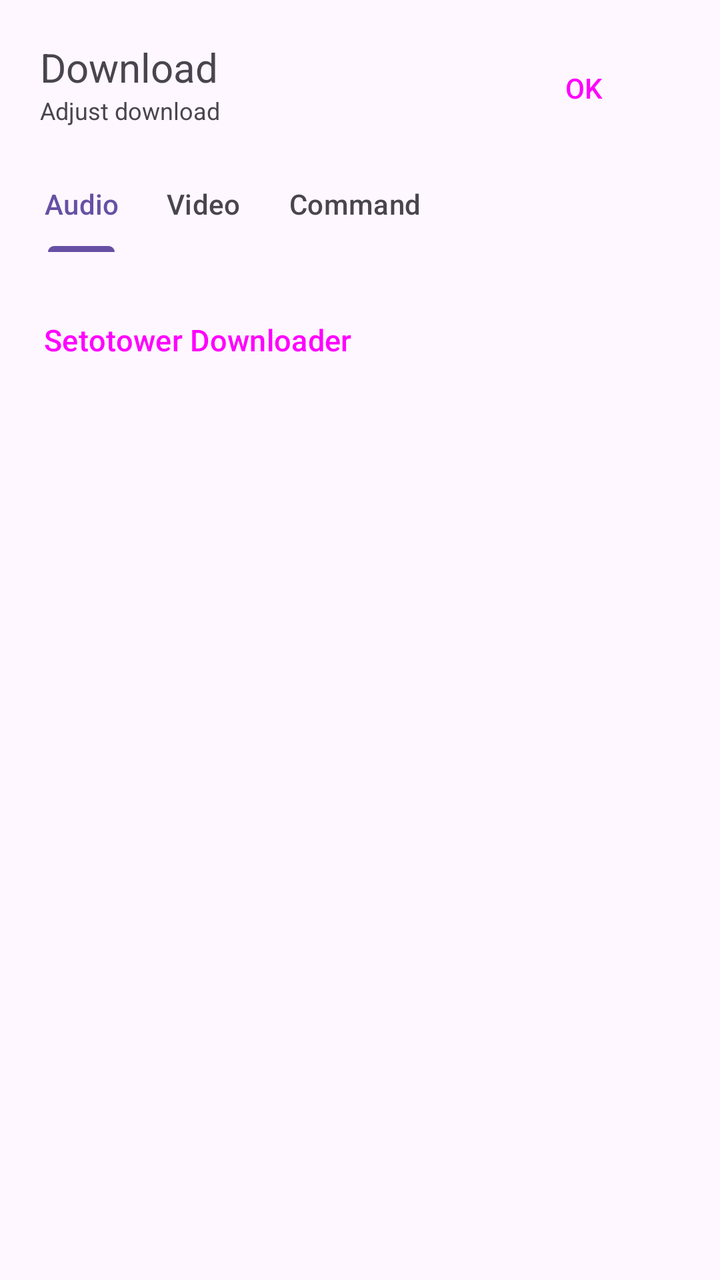
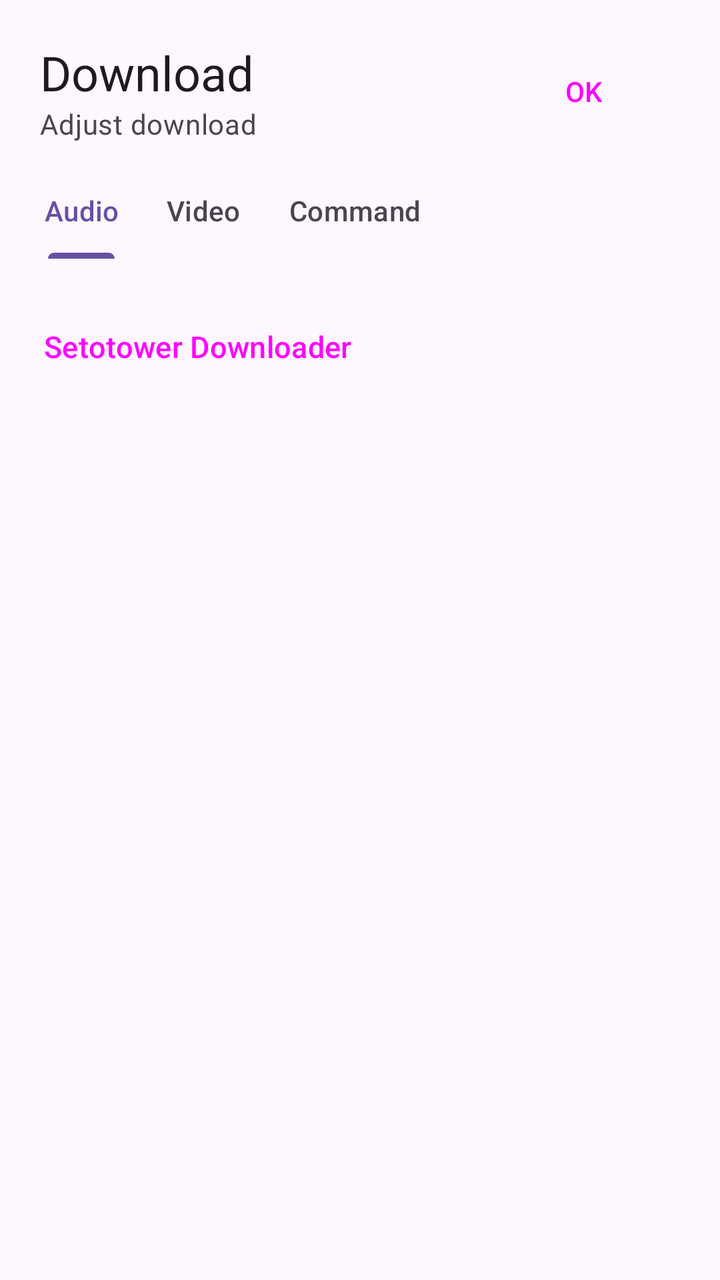

An Android layout rendered at two revisions. The XML below is the earlier revision; the diff shows what the commit changed to produce the second picture.
<!-- AndroidManifest.xml: application theme BaseTheme -->
<!-- res/layout/configure_download_bottom_sheet.xml -->
<?xml version="1.0" encoding="utf-8"?>
<androidx.core.widget.NestedScrollView android:layout_width="match_parent"
    android:scrollbars="none"
    android:orientation="vertical"
    android:layout_height="wrap_content"
    android:fillViewport="true"
    app:layout_constraintEnd_toEndOf="parent"
    app:layout_constraintStart_toStartOf="parent"
    app:layout_constraintTop_toTopOf="parent"
    xmlns:app="http://schemas.android.com/apk/res-auto"
    xmlns:android="http://schemas.android.com/apk/res/android">

    <LinearLayout
        android:layout_width="match_parent"
        android:layout_height="wrap_content"
        android:orientation="vertical"
        app:layout_constraintEnd_toEndOf="parent"
        app:layout_constraintStart_toStartOf="parent"
        app:layout_constraintTop_toTopOf="parent">

        <androidx.constraintlayout.widget.ConstraintLayout
            android:layout_width="match_parent"
            android:layout_height="wrap_content"
            android:layout_marginHorizontal="20dp"
            android:orientation="horizontal"
            android:paddingTop="20dp">

            <TextView
                android:id="@+id/bottom_sheet_title"
                android:layout_width="wrap_content"
                android:layout_height="wrap_content"
                android:text="@string/download"
                android:textSize="20sp"
                app:layout_constraintStart_toStartOf="parent"
                app:layout_constraintTop_toTopOf="parent" />


            <TextView
                android:id="@+id/bottom_sheet_subtitle"
                android:layout_width="wrap_content"
                android:layout_height="wrap_content"
                android:text="@string/configure_download"
                android:textSize="12sp"
                app:layout_constraintStart_toStartOf="parent"
                app:layout_constraintTop_toBottomOf="@+id/bottom_sheet_title" />


            <Button
                android:id="@+id/bottom_sheet_ok"
                style="@style/Widget.Material3.Button.ElevatedButton.Icon"
                android:layout_width="wrap_content"
                android:layout_height="wrap_content"
                android:autoLink="all"
                android:text="@string/ok"
                android:elevation="0dp"
                android:stateListAnimator="@null"
                app:icon="@drawable/ic_check"
                app:layout_constraintBottom_toBottomOf="parent"
                app:layout_constraintEnd_toEndOf="parent"
                app:layout_constraintTop_toTopOf="parent" />


        </androidx.constraintlayout.widget.ConstraintLayout>

        <com.google.android.material.tabs.TabLayout
            android:id="@+id/download_tablayout"
            android:layout_width="match_parent"
            android:layout_height="wrap_content"
            android:layout_margin="10dp"
            android:backgroundTint="@android:color/transparent"
            app:tabGravity="fill"
            app:tabMinWidth="0dp"
            app:tabMode="scrollable">

            <com.google.android.material.tabs.TabItem
                android:layout_width="wrap_content"
                android:layout_height="match_parent"
                android:text="@string/audio" />

            <com.google.android.material.tabs.TabItem
                android:layout_width="wrap_content"
                android:layout_height="match_parent"
                android:text="@string/video" />

            <com.google.android.material.tabs.TabItem
                android:layout_width="wrap_content"
                android:layout_height="match_parent"
                android:text="@string/command" />


        </com.google.android.material.tabs.TabLayout>

        <androidx.viewpager2.widget.ViewPager2
            android:id="@+id/download_viewpager"
            android:layout_width="match_parent"
            android:layout_height="wrap_content" />

        <androidx.constraintlayout.widget.ConstraintLayout
            android:layout_width="match_parent"
            android:layout_height="wrap_content">

            <Button
                android:id="@+id/bottom_sheet_link"
                style="@style/Widget.Material3.Button.TextButton.Icon"
                android:layout_width="0dp"
                android:layout_height="wrap_content"
                android:layout_margin="10dp"
                android:singleLine="true"
                android:text="@string/app_name"
                android:textAlignment="textStart"
                android:textSize="15sp"
                app:icon="@drawable/ic_link"
                app:layout_constraintBottom_toBottomOf="parent"
                app:layout_constraintEnd_toStartOf="@+id/bottomsheet_incognito"
                app:layout_constraintStart_toStartOf="parent"
                app:layout_constraintTop_toTopOf="parent" />

            <Button
                android:id="@+id/bottomsheet_incognito"
                style="@style/Widget.Material3.Button.IconButton.Filled"
                android:layout_width="wrap_content"
                android:layout_height="wrap_content"
                android:layout_margin="10dp"
                android:contentDescription="@string/incognito"
                app:icon="@drawable/ic_incognito_backgroundless"
                android:alpha="0.3"
                app:layout_constraintBottom_toBottomOf="parent"
                app:layout_constraintEnd_toEndOf="parent"
                app:layout_constraintTop_toTopOf="parent" />

        </androidx.constraintlayout.widget.ConstraintLayout>

    </LinearLayout>



</androidx.core.widget.NestedScrollView>
<!-- resources referenced by this layout -->
<resources>
  <!-- drawable ic_check (drawable) -->
  <vector android:height="24dp"
      android:viewportHeight="24" android:viewportWidth="24"
      android:width="24dp" xmlns:android="http://schemas.android.com/apk/res/android">
      <path android:fillColor="?android:colorAccent" android:pathData="M9,16.17L4.83,12l-1.42,1.41L9,19 21,7l-1.41,-1.41z"/>
  </vector>
  <!-- drawable ic_link (drawable) -->
  <vector android:height="24dp" android:tint="#00A6FF"
      android:viewportHeight="24" android:viewportWidth="24"
      android:width="24dp" xmlns:android="http://schemas.android.com/apk/res/android">
      <path android:fillColor="@android:color/white" android:pathData="M3.9,12c0,-1.71 1.39,-3.1 3.1,-3.1h4L11,7L7,7c-2.76,0 -5,2.24 -5,5s2.24,5 5,5h4v-1.9L7,15.1c-1.71,0 -3.1,-1.39 -3.1,-3.1zM8,13h8v-2L8,11v2zM17,7h-4v1.9h4c1.71,0 3.1,1.39 3.1,3.1s-1.39,3.1 -3.1,3.1h-4L13,17h4c2.76,0 5,-2.24 5,-5s-2.24,-5 -5,-5z"/>
  </vector>
  <string name="app_name">Setotower Downloader</string>
  <string name="audio">Audio</string>
  <string name="command">Command</string>
  <string name="configure_download">Adjust download</string>
  <string name="download">Download</string>
  <string name="incognito">Incognito</string>
  <string name="ok">OK</string>
  <string name="video">Video</string>
  <style name="BaseTheme" parent="Theme.Material3.Light.NoActionBar">
          <item name="viewInflaterClass">com.setotower.downloader.util.IncognitoViewInflater</item>
          <item name="android:windowLightStatusBar">?attr/isLightTheme</item>
          <item name="android:statusBarColor">@android:color/transparent</item>
          <item name="alertDialogTheme">@style/ThemeOverlay.Material3.MaterialAlertDialog</item>
          <item name="dialogCornerRadius">28dp</item>
          <item name="windowActionModeOverlay">true</item>
          <item name="actionBarTheme">@style/ThemeOverlay.Material3.Light</item>
          <item name="android:windowLightNavigationBar" tools:ignore="NewApi">true</item>
          <item name="switchPreferenceCompatStyle">@style/Preference.SwitchPreferenceCompat.Material3</item>
          <item name="snackbarStyle">@style/snackBarStyle</item>
          <item name="preferenceTheme">@style/PreferenceTheme</item>
          <item name="android:windowOptOutEdgeToEdgeEnforcement" tools:targetApi="35">true</item>
      </style>
  <style name="Preference.SwitchPreferenceCompat.Material3" parent="@style/Preference.SwitchPreferenceCompat.Material">
          <item name="widgetLayout">@layout/preferece_material_switch</item>
      </style>
  <style name="snackBarStyle" parent="@style/Widget.Material3.Snackbar">
          <item name="shapeAppearance">@style/ShapeAppearance.Material3.Corner.ExtraLarge</item>
          <item name="android:paddingStart">20dp</item>
          <item name="android:paddingEnd">20dp</item>
          <item name="maxLines">2</item>
          <item name="animationMode">slide</item>
      </style>
  <style name="PreferenceTheme" parent="PreferenceThemeOverlay">
          <item name="singleLineTitle">false</item>
      </style>
  <!-- unchanged entries left out for length: 1 -->
</resources>

<!-- the commit's change to res/layout/configure_download_bottom_sheet.xml (unified diff, before → after) -->
@@ -30,7 +30,7 @@
                 android:layout_width="wrap_content"
                 android:layout_height="wrap_content"
                 android:text="@string/download"
-                android:textSize="20sp"
+                android:textAppearance="?attr/textAppearanceHeadlineSmall"
                 app:layout_constraintStart_toStartOf="parent"
                 app:layout_constraintTop_toTopOf="parent" />
 
@@ -40,7 +40,8 @@
                 android:layout_width="wrap_content"
                 android:layout_height="wrap_content"
                 android:text="@string/configure_download"
-                android:textSize="12sp"
+                android:textColor="?attr/colorOnSurfaceVariant"
+                android:textAppearance="?attr/textAppearanceBodyMedium"
                 app:layout_constraintStart_toStartOf="parent"
                 app:layout_constraintTop_toBottomOf="@+id/bottom_sheet_title" />
 
@@ -68,6 +69,10 @@
             android:layout_height="wrap_content"
             android:layout_margin="10dp"
             android:backgroundTint="@android:color/transparent"
+            app:tabIndicatorFullWidth="false"
+            app:tabIndicatorHeight="3dp"
+            app:tabIndicatorColor="?attr/colorPrimary"
+            app:tabRippleColor="?attr/colorPrimaryContainer"
             app:tabGravity="fill"
             app:tabMinWidth="0dp"
             app:tabMode="scrollable">
